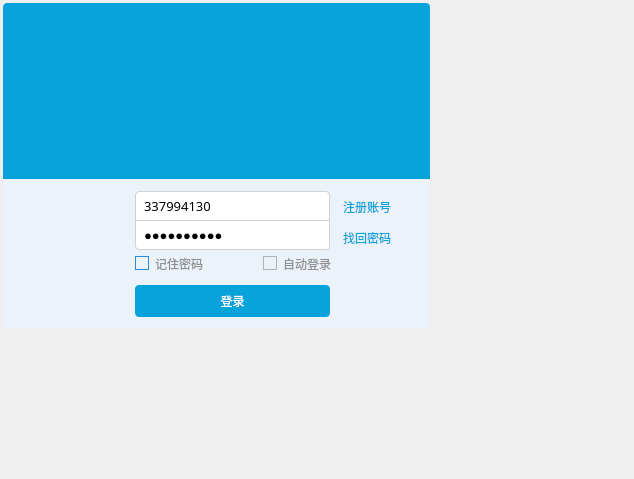
Qt form loginform.ui (QUAFFquaff/stock) before a commit.
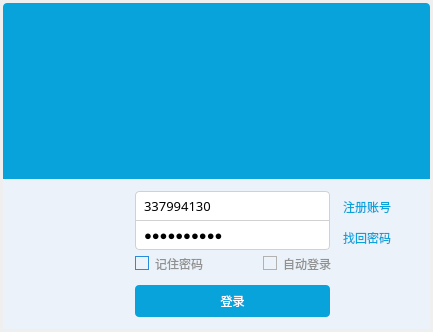
The same form after that commit. Icons and pictures are not drawn.

What changed in the file:
```diff
--- a/loginform.ui
+++ b/loginform.ui
@@ -9,8 +9,8 @@
    <rect>
     <x>0</x>
     <y>0</y>
-    <width>634</width>
-    <height>479</height>
+    <width>433</width>
+    <height>332</height>
    </rect>
   </property>
   <property name="windowTitle">
@@ -197,10 +197,16 @@
           <rect>
            <x>369</x>
            <y>0</y>
-           <width>51</width>
-           <height>51</height>
+           <width>60</width>
+           <height>60</height>
           </rect>
          </property>
+         <property name="minimumSize">
+          <size>
+           <width>60</width>
+           <height>60</height>
+          </size>
+         </property>
          <property name="maximumSize">
           <size>
            <width>100</width>
```
Left out of the diff: 2 changed lines with no effect on the pictures.
